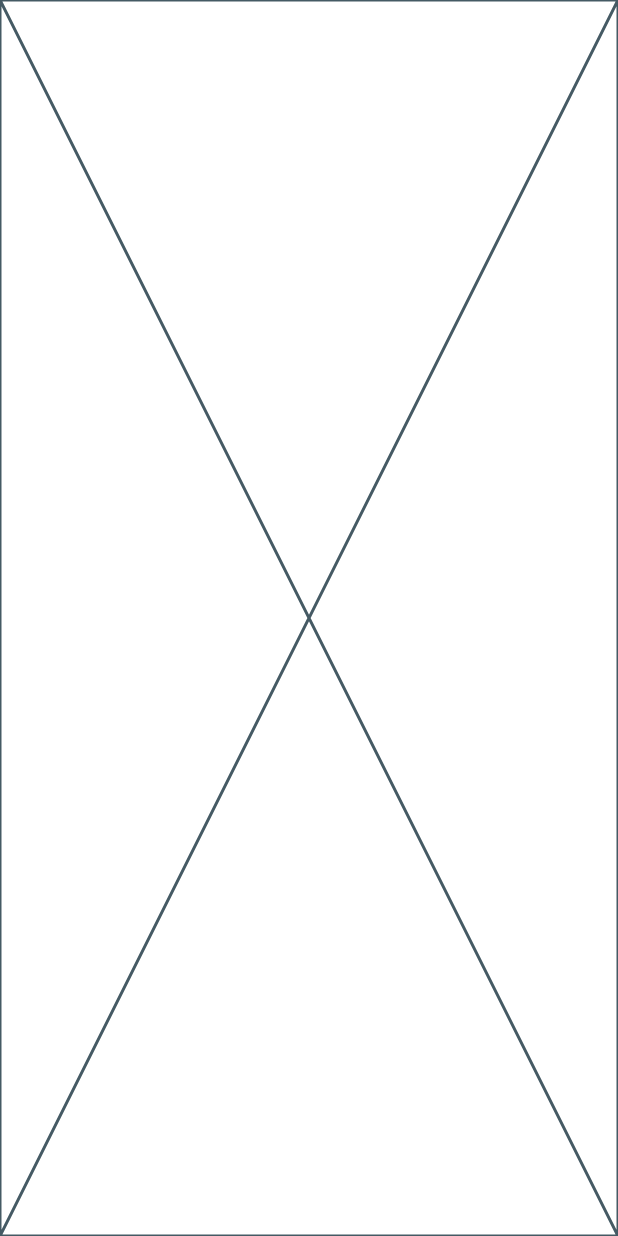
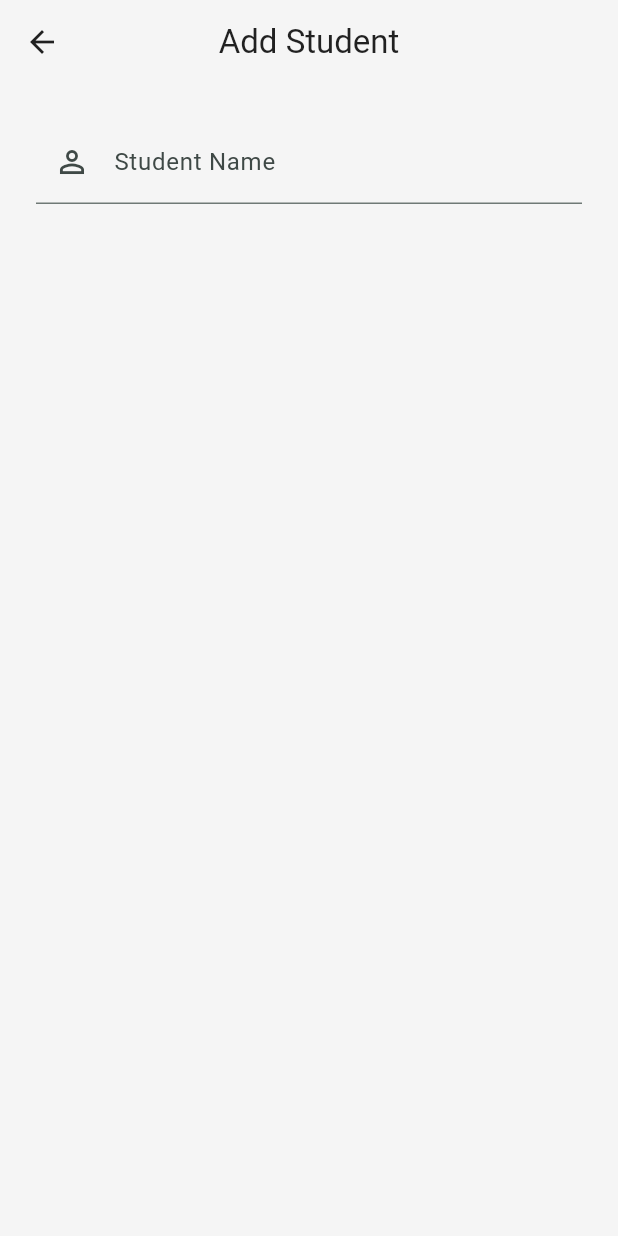
Before and after one commit to amir00462/dunijet-student-list, a Flutter app: the screen it shows after launch, after a tap on "Add Student", on a phone screen of 412 x 824 dp. Run offline on Flutter 3.47's test engine with Material 3 defaults, Android fonts, the light colour scheme and no system bars; our stand-ins replace dio; network calls fail.

Commit message:
add TextFormField Name in user_edit_screen.dart

```diff
--- a/lib/screens/user_edit_screen.dart
+++ b/lib/screens/user_edit_screen.dart
@@ -11,8 +11,42 @@ class UserEditScreen extends StatefulWidget {
 }
 
 class _UserEditScreenState extends State<UserEditScreen> {
+  final GlobalKey<FormState> formKey = GlobalKey<FormState>();
+  final TextEditingController nameController = TextEditingController();
+  final TextEditingController cityController = TextEditingController();
+
   @override
   Widget build(BuildContext context) {
-    return const Placeholder();
+    return Scaffold(
+      appBar: AppBar(title: Text(widget.user == null ? 'Add Student' : 'Edit Student')),
+      body: SafeArea(
+        child: SingleChildScrollView(
+          padding: const EdgeInsets.all(24.0),
+          child: Form(
+            key: formKey,
+            child: Column(
+              crossAxisAlignment: CrossAxisAlignment.stretch,
+              children: [
+                TextFormField(
+                  controller: nameController,
+                  decoration: const InputDecoration(
+                    labelText: 'Student Name',
+                    prefixIcon: Icon(Icons.person_outline),
+                  ),
+                  validator: (value) {
+                    if (value == null || value.trim().isEmpty) {
+                      return 'Please Enter a Name';
+                    }
+
+                    return null;
+                  },
+                  textInputAction: TextInputAction.next,
+                ),
+              ],
+            ),
+          ),
+        ),
+      ),
+    );
   }
 }
```
